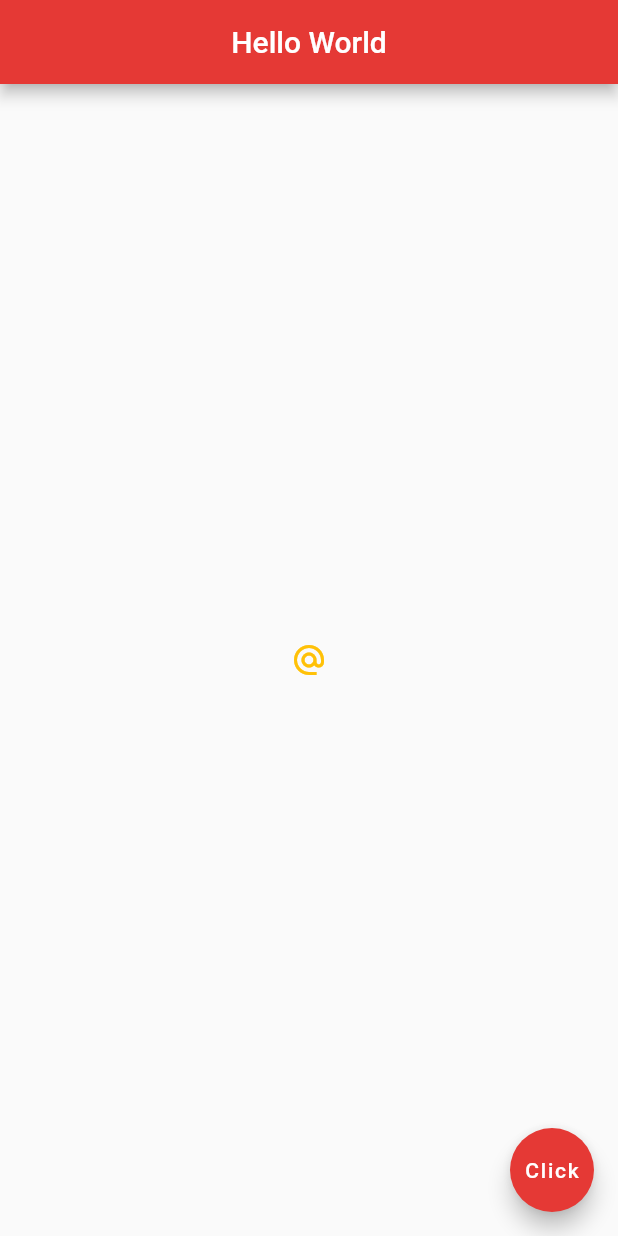
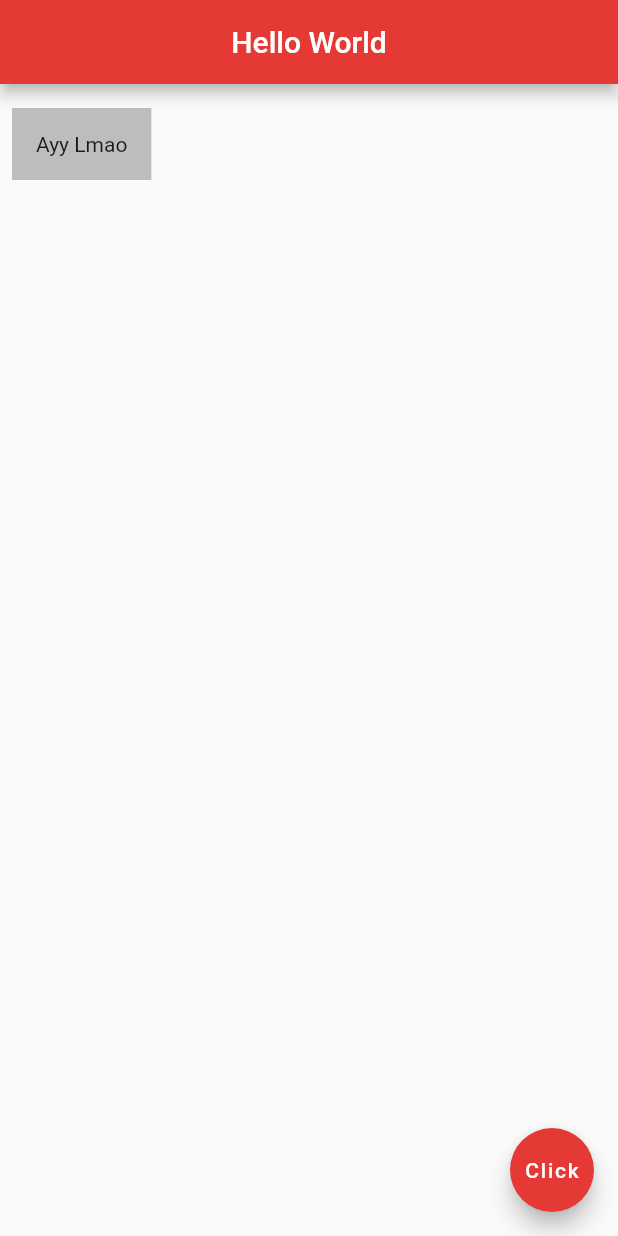
Before and after one commit to AbrahamWong/flutter_tutorial, a Flutter app: the screen it shows after launch, on a phone screen of 412 x 824 dp. Run offline on Flutter 3.47's test engine with Material 2 defaults, Android fonts, the phone set to English and light mode, and no system bars.

Commit message:
Using Container() to contain Widget and add paddings and margins.

```diff
--- a/lib/main.dart
+++ b/lib/main.dart
@@ -26,56 +26,22 @@ class Home extends StatelessWidget {
         backgroundColor: Colors.red[600],
       ),
 
-      body: Center(
-        // To use icon, use Icon() widget and access the variety of icons in
-        // Icons.<icon_name>
-        // child: Icon(
-        //   Icons.airport_shuttle,
-        //   color: Colors.amber[700],
-        //   size: 50,
-        // )
+      // Container is used to contains a Widget, usually used for margin
+      // and padding
+      body: Container(
+        // padding is used to add padding, duh.
+        // use EdgeInsets to add padding / margin
+        padding: const EdgeInsets.all(16.0),
+        margin: const EdgeInsets.symmetric(horizontal: 8, vertical: 16),
+        color: Colors.grey[400],
+        child: const Text("Ayy Lmao"),
+      ),
 
-        // Meanwhile, to add buttons, use RaisedButton() or FlatButton()
-        // RaisedButton deprecated, use ElevatedButton
-        // FlatButton deprecated, use TextButton
-        // ElevatedButton uses style parameter to change colors and such
-        // child: ElevatedButton(
-        //   onPressed: () {
-        //     ScaffoldMessenger.of(context).showSnackBar(const SnackBar(
-        //       content: Text("Button pressed"),
-        //     ));
-        //   },
-        //   child: const Text("Click Me!"),
-        //   style: ElevatedButton.styleFrom(
-        //     primary: Colors.lightBlue,
-        //   ),
-        // ),
-
-        // child: TextButton(
-        //     onPressed: () {},
-        //     child: const Text("Click me!"))
-
-        // You can also make a button with icons...
-        // child: ElevatedButton.icon(
-        //     onPressed: () {
-        //       ScaffoldMessenger.of(context).showSnackBar(const SnackBar(
-        //         content: Text("Button pressed"),
-        //       ));
-        //     },
-        //     icon: const Icon(Icons.email),
-        //     label: const Text("Send e-mail"),
-        //     style: ElevatedButton.styleFrom(
-        //         primary: Colors.amber
-        //     ),
-        // ),
-
-        // ...or icon as a button
-        child: IconButton(
-          icon: const Icon(Icons.alternate_email),
-          onPressed: () {  },
-          color: Colors.amber,
-        ),
-      ),
+      // or you know, you can just use Padding()
+      // body: const Padding(
+      //   padding: EdgeInsets.fromLTRB(15, 10, 5, 2),
+      //   child: Text("with Padding()"),
+      // ),
 
       floatingActionButton: FloatingActionButton(
         onPressed: () {  },
```
